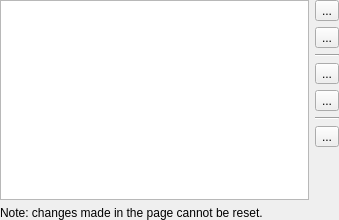
This is panel/config/configpluginswidget.ui in lxqt/lxqt-panel as Qt 5 draws it before an edit. The edited form follows.
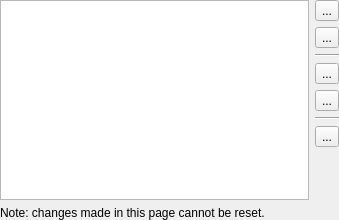
This is the edited form. Icons and pictures are not drawn.

Commit message:
panelconfig: fixed type in "cannot reset" note
As discussed in lxde/lxqt#598

What changed in the file:
```diff
--- a/panel/config/configpluginswidget.ui
+++ b/panel/config/configpluginswidget.ui
@@ -72,7 +72,7 @@
       <item>
        <widget class="QLabel" name="label">
         <property name="text">
-         <string>Note: changes made in the page cannot be reset.</string>
+         <string>Note: changes made in this page cannot be reset.</string>
         </property>
         <property name="wordWrap">
          <bool>true</bool>
```
Left out of the diff: 11 changed lines with no effect on the pictures.
